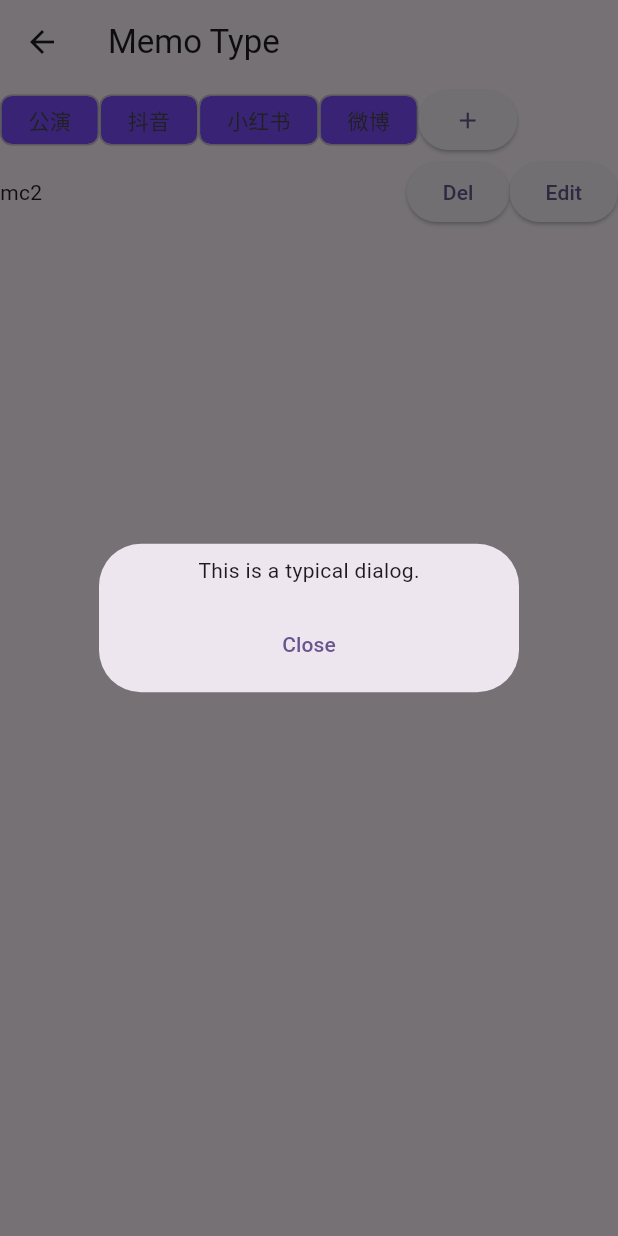
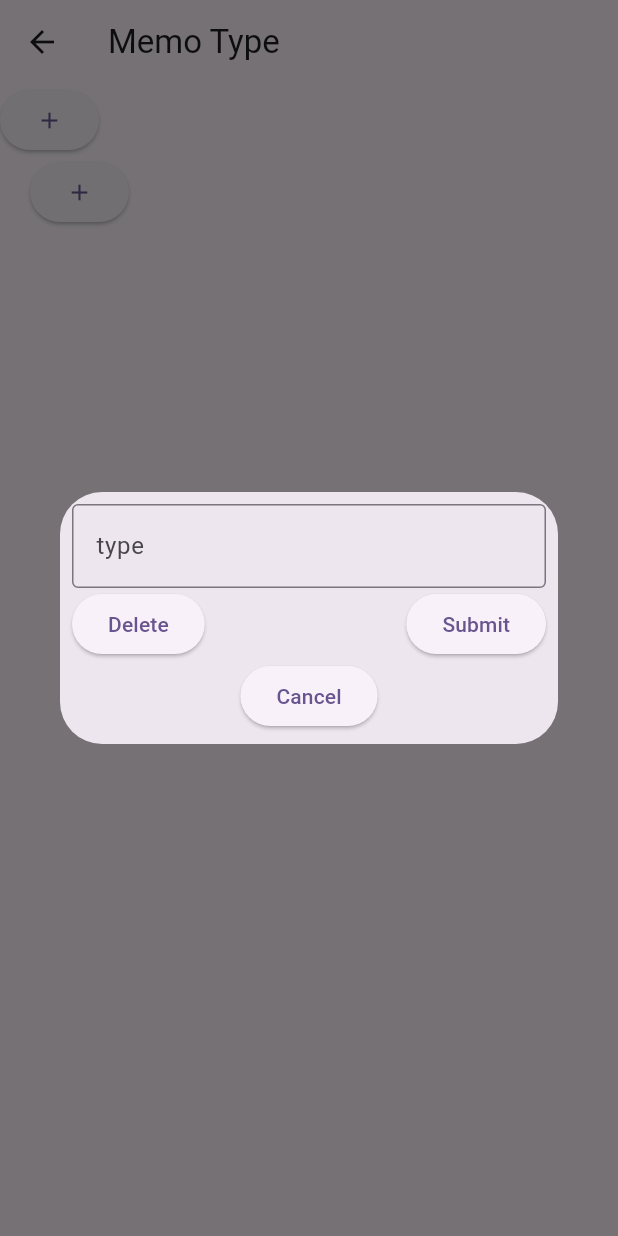
Before and after one commit to lonastation/HS-LIKE, a Flutter app: the MemoTypeTab screen opened directly, after a tap on the "add" icon, on a phone screen of 412 x 824 dp. Run offline on Flutter 3.47's test engine with Material 3 defaults, Android fonts, the phone set to English and light mode, and no system bars; our stand-ins replace sqflite; missing offline and left inert: lunar; accounts and stored records are empty.

Commit message:
type config layout

```diff
--- a/lib/memo_tab.dart
+++ b/lib/memo_tab.dart
@@ -128,7 +128,9 @@ class _MemoTabState extends State<MemoTab> {
 
   MemoType? _setSelectedType(AsyncSnapshot<List<MemoType>> snapshot) {
     if (snapshot.hasData) {
-      selectedType = snapshot.data?.first;
+      if (snapshot.data!.isNotEmpty) {
+        selectedType = snapshot.data!.first;
+      }
       return selectedType;
     }
     return MemoType(title: '-');
--- a/lib/memo_type_tab.dart
+++ b/lib/memo_type_tab.dart
@@ -1,4 +1,5 @@
 import 'package:flutter/material.dart';
+import 'package:hs_like/memo_repo.dart';
 
 class MemoTypeTab extends StatefulWidget {
   const MemoTypeTab({super.key});
@@ -10,6 +11,128 @@ class MemoTypeTab extends StatefulWidget {
 }
 
 class _MemoTypeTabState extends State<MemoTypeTab> {
+  MemoType? selectedType;
+
+  FutureBuilder<List<Tag>> _generateTags() {
+    return FutureBuilder<List<Tag>>(
+      future: Future<List<Tag>>(() => listTag(selectedType?.id)),
+      builder: (BuildContext context, AsyncSnapshot<List<Tag>> snapshot) {
+        if (snapshot.hasData) {
+          List<Widget> tagsBox = [];
+          tagsBox.addAll(snapshot.data!.map((e) {
+            return Row(
+              mainAxisAlignment: MainAxisAlignment.spaceBetween,
+              children: [
+                Text(e.title),
+                Wrap(
+                  children: [
+                    ElevatedButton(onPressed: () {}, child: const Text('Del')),
+                    ElevatedButton(onPressed: () {}, child: const Text('Edit')),
+                  ],
+                )
+              ],
+            );
+          }));
+          tagsBox.add(Container(
+            padding: const EdgeInsets.fromLTRB(20, 0, 20, 0),
+            child: Expanded(
+                child: ElevatedButton(
+                    onPressed: () {}, child: const Icon(Icons.add))),
+          ));
+          return Wrap(
+            children: tagsBox,
+          );
+        }
+        return Wrap(
+          children: [
+            Container(
+              padding: const EdgeInsets.fromLTRB(20, 0, 20, 0),
+              child: Expanded(
+                  child: ElevatedButton(
+                      onPressed: () {}, child: const Icon(Icons.add))),
+            )
+          ],
+        );
+      },
+    );
+  }
+
+  ElevatedButton _generateAddTypeButton() {
+    return ElevatedButton(
+        onPressed: () => showDialog(
+            context: context,
+            builder: (BuildContext context) => Dialog(
+                  child: Padding(
+                    padding: const EdgeInsets.all(8.0),
+                    child: Column(
+                      mainAxisSize: MainAxisSize.min,
+                      mainAxisAlignment: MainAxisAlignment.start,
+                      children: <Widget>[
+                        const TextField(
+                            decoration: InputDecoration(
+                          border: OutlineInputBorder(),
+                          labelText: 'type',
+                        )),
+                        Row(
+                          mainAxisAlignment: MainAxisAlignment.spaceBetween,
+                          children: [
+                            ElevatedButton(
+                              onPressed: () {
+                                Navigator.pop(context);
+                              },
+                              child: const Text('Delete'),
+                            ),
+                            ElevatedButton(
+                              onPressed: () {
+                                Navigator.pop(context);
+                              },
+                              child: const Text('Submit'),
+                            ),
+                          ],
+                        ),
+                        ElevatedButton(
+                          onPressed: () {
+                            Navigator.pop(context);
+                          },
+                          child: const Text('Cancel'),
+                        ),
+                      ],
+                    ),
+                  ),
+                )),
+        child: const Icon(Icons.add));
+  }
+
+  FutureBuilder<List<MemoType>> _generateTypes() {
+    return FutureBuilder<List<MemoType>>(
+      future: Future<List<MemoType>>(() => listType()),
+      builder: (BuildContext context, AsyncSnapshot<List<MemoType>> snapshot) {
+        if (snapshot.hasData) {
+          List<Widget> typesBox = [];
+          typesBox.addAll(snapshot.data!.map<ActionChip>((e) {
+            return ActionChip(
+              label: Text(e.title),
+              backgroundColor: Colors.deepPurpleAccent,
+              padding: const EdgeInsets.symmetric(vertical: 5, horizontal: 10),
+              onPressed: () {
+                setState(() {
+                  selectedType = e;
+                });
+              },
+            );
+          }));
+          typesBox.add(_generateAddTypeButton());
+          return Wrap(
+            children: typesBox,
+          );
+        }
+        return Wrap(
+          children: [_generateAddTypeButton()],
+        );
+      },
+    );
+  }
+
   @override
   Widget build(BuildContext context) {
     return Scaffold(
@@ -18,71 +141,8 @@ class _MemoTypeTabState extends State<MemoTypeTab> {
       ),
       body: ListView(
         children: <Widget>[
-          Wrap(
-            children: [
-              const Chip(
-                label: Text('公演'),
-                backgroundColor: Colors.deepPurpleAccent,
-                padding: EdgeInsets.symmetric(vertical: 5, horizontal: 10),
-              ),
-              const Chip(
-                label: Text('抖音'),
-                backgroundColor: Colors.deepPurpleAccent,
-                padding: EdgeInsets.symmetric(vertical: 5, horizontal: 10),
-              ),
-              const Chip(
-                label: Text('小红书'),
-                backgroundColor: Colors.deepPurpleAccent,
-                padding: EdgeInsets.symmetric(vertical: 5, horizontal: 10),
-              ),
-              const Chip(
-                label: Text('微博'),
-                backgroundColor: Colors.deepPurpleAccent,
-                padding: EdgeInsets.symmetric(vertical: 5, horizontal: 10),
-              ),
-              ElevatedButton(
-                  onPressed: () => showDialog(
-                      context: context,
-                      builder: (BuildContext context) => Dialog(
-                            child: Padding(
-                              padding: const EdgeInsets.all(8.0),
-                              child: Column(
-                                mainAxisSize: MainAxisSize.min,
-                                mainAxisAlignment: MainAxisAlignment.center,
-                                children: <Widget>[
-                                  const Text('This is a typical dialog.'),
-                                  const SizedBox(height: 15),
-                                  TextButton(
-                                    onPressed: () {
-                                      Navigator.pop(context);
-                                    },
-                                    child: const Text('Close'),
-                                  ),
-                                ],
-                              ),
-                            ),
-                          )),
-                  child: const Icon(Icons.add)),
-            ],
-          ),
-          Wrap(
-            children: [
-              Row(
-                mainAxisAlignment: MainAxisAlignment.spaceBetween,
-                children: [
-                  const Text('mc2'),
-                  Wrap(
-                    children: [
-                      ElevatedButton(
-                          onPressed: () {}, child: const Text('Del')),
-                      ElevatedButton(
-                          onPressed: () {}, child: const Text('Edit')),
-                    ],
-                  ),
-                ],
-              )
-            ],
-          )
+          _generateTypes(),
+          _generateTags(),
         ],
       ),
     );
```
